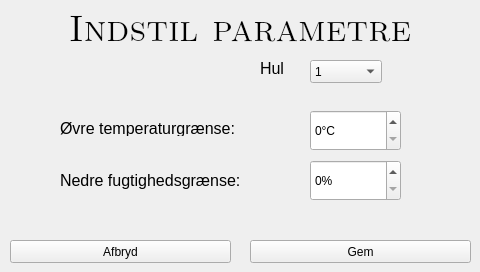
Before: the Qt Designer form winAddRemovePar.ui in Crevil/PRJ3-Qt, drawn with Qt 5.
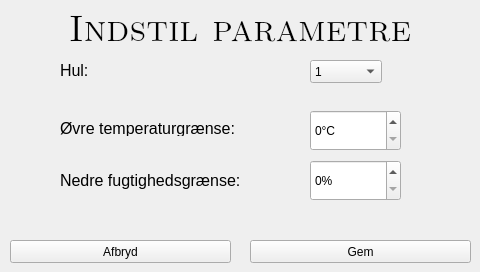
After: the same form once the commit is applied.

```diff
--- a/winAddRemovePar.ui
+++ b/winAddRemovePar.ui
@@ -148,24 +148,6 @@
     <string>Gem</string>
    </property>
   </widget>
-  <widget class="QLabel" name="lTemp_2">
-   <property name="geometry">
-    <rect>
-     <x>260</x>
-     <y>60</y>
-     <width>51</width>
-     <height>16</height>
-    </rect>
-   </property>
-   <property name="font">
-    <font>
-     <pointsize>12</pointsize>
-    </font>
-   </property>
-   <property name="text">
-    <string>Hul</string>
-   </property>
-  </widget>
   <widget class="QComboBox" name="cbBane">
    <property name="geometry">
     <rect>
@@ -266,6 +248,24 @@
     </property>
    </item>
   </widget>
+  <widget class="QLabel" name="lHul">
+   <property name="geometry">
+    <rect>
+     <x>60</x>
+     <y>60</y>
+     <width>231</width>
+     <height>20</height>
+    </rect>
+   </property>
+   <property name="font">
+    <font>
+     <pointsize>12</pointsize>
+    </font>
+   </property>
+   <property name="text">
+    <string>Hul:</string>
+   </property>
+  </widget>
  </widget>
  <resources/>
  <connections/>
```
